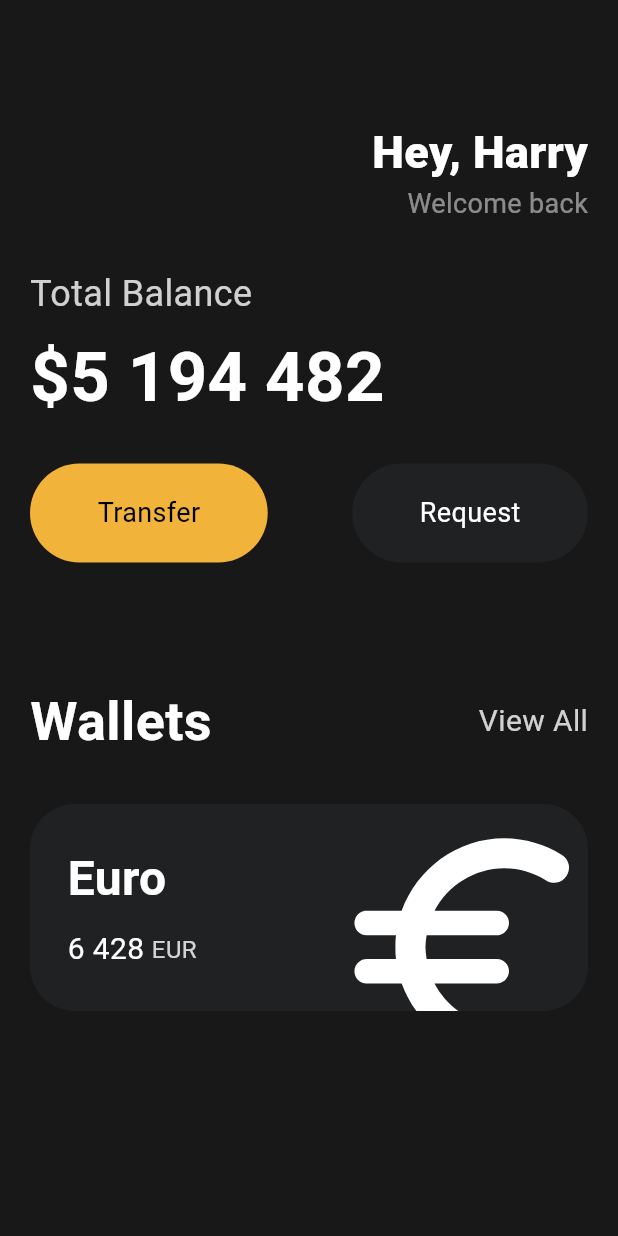
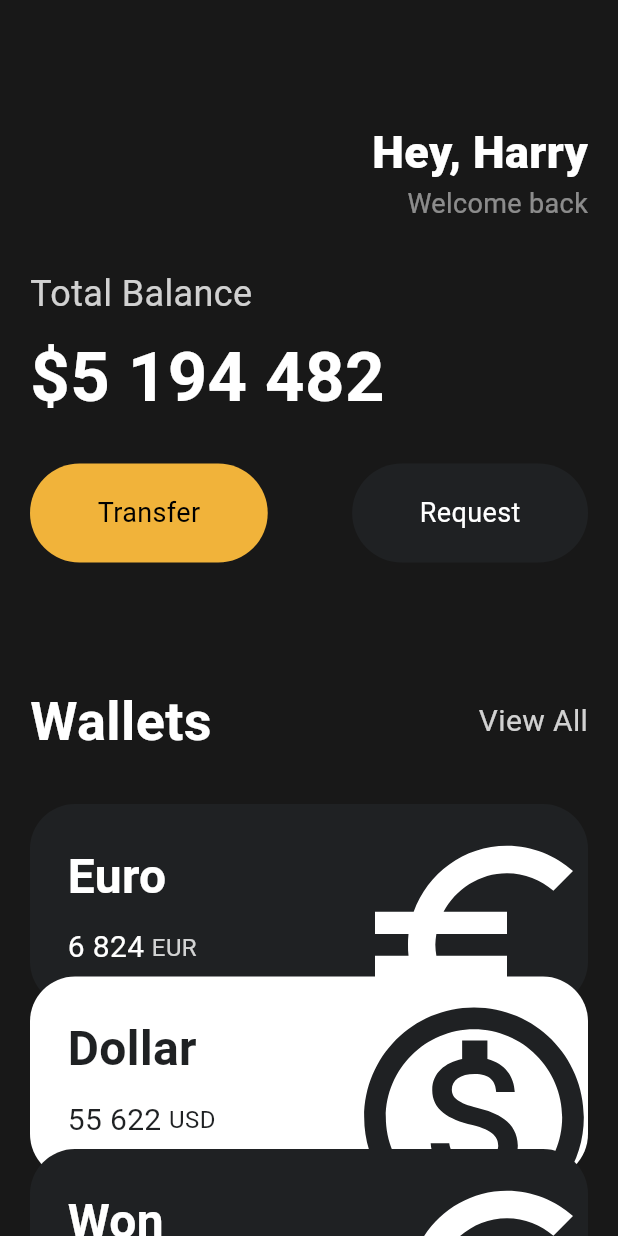
Before and after one commit to thekuhn37/flutter_UI_practice, a Flutter app: the screen it shows after launch, on a phone screen of 412 x 824 dp. Run offline on Flutter 3.47's test engine with Material 3 defaults, Android fonts, the phone set to English and light mode, and no system bars.

Commit message:
3.8 Reusable Card

```diff
--- a/lib/main.dart
+++ b/lib/main.dart
@@ -1,5 +1,6 @@
 import 'package:flutter/material.dart';
 import 'package:toonflis_flutter/widgets/button.dart';
+import 'package:toonflis_flutter/widgets/currency_card.dart';
 // 자동으로 다른 파일에 있는 클래스를 호출하기 위한 import가 작성된다.
 
 void main() {
@@ -21,7 +22,9 @@ class App extends StatelessWidget {
           backgroundColor: const Color(0xFF181818),
           // custom color 사용 시에는 Colors가 아니라 Color()로 한다.
           // 또는 Color.fromRGBO를 사용할 수 도있다. (red, green, blue, opacity)
-          body: Padding(
+          body: SingleChildScrollView(
+            // padding을 이 위젯으로 감싸주면 스크롤이 가능
+            child: Padding(
               padding: const EdgeInsets.symmetric(horizontal: 20),
               // padding: const EdgeInsets.all(20),
               // padding: const EdgeInsets.only(20),
@@ -123,67 +126,39 @@ class App extends StatelessWidget {
                   const SizedBox(
                     height: 30,
                   ),
-                Container(
-                  clipBehavior: Clip.hardEdge,
-                  decoration: BoxDecoration(
-                    color: const Color.fromRGBO(31, 33, 35, 1),
-                    borderRadius: BorderRadius.circular(30),
+                  Column(
+                    children: [
+                      const CurrencyCard(
+                        name: 'Euro',
+                        code: 'EUR',
+                        amount: '6 824',
+                        icon: Icons.euro_symbol,
+                        isInverted: false,
                       ),
-                  child: Padding(
-                    padding: const EdgeInsets.all(
-                      25,
+                      Transform.translate(
+                        offset: const Offset(0, -20),
+                        child: const CurrencyCard(
+                          name: 'Dollar',
+                          code: 'USD',
+                          amount: '55 622',
+                          icon: Icons.monetization_on_outlined,
+                          isInverted: true,
                         ),
-                    child: Row(
-                      mainAxisAlignment: MainAxisAlignment.spaceBetween,
-                      children: [
-                        Column(
-                          crossAxisAlignment: CrossAxisAlignment.start,
-                          children: [
-                            const Text(
-                              'Euro',
-                              style: TextStyle(
-                                  fontSize: 32,
-                                  fontWeight: FontWeight.w600,
-                                  color: Colors.white),
                       ),
-                            const SizedBox(height: 10),
-                            Row(
-                              children: [
-                                const Text(
-                                  '6 428',
-                                  style: TextStyle(
-                                      fontSize: 20, color: Colors.white),
-                                ),
-                                const SizedBox(width: 5),
-                                Text(
-                                  'EUR',
-                                  style: TextStyle(
-                                    fontSize: 16,
-                                    color: Colors.white.withOpacity(0.8),
+                      Transform.translate(
+                        offset: const Offset(0, -40),
+                        child: const CurrencyCard(
+                          name: 'Won',
+                          code: 'KRW',
+                          amount: '1 258 433',
+                          icon: Icons.euro_symbol,
+                          isInverted: false,
                         ),
                       ),
                     ],
                   )
                 ],
               ),
-                        const SizedBox(width: 30),
-                        Transform.scale(
-                          scale: 2.2,
-                          child: Transform.translate(
-                            offset: const Offset(-5, 12),
-                            child: const Icon(
-                              Icons.euro_rounded,
-                              color: Colors.white,
-                              size: 88,
-                              weight: 10,
-                            ),
-                          ),
-                        ),
-                      ],
-                    ),
-                  ),
-                )
-              ],
             ),
           )),
     );
--- a/lib/widgets/card.dart
+++ /dev/null
@@ -1,10 +0,0 @@
-import 'package:flutter/material.dart';
-
-class Card extends StatelessWidget {
-  const Card({super.key});
-
-  @override
-  Widget build(BuildContext context) {
-    return const Placeholder();
-  }
-}
--- /dev/null
+++ b/lib/widgets/currency_card.dart
@@ -0,0 +1,92 @@
+import 'package:flutter/material.dart';
+
+class CurrencyCard extends StatelessWidget {
+  final String name, code, amount;
+  final IconData icon;
+  final bool isInverted;
+
+// 별도의 프로퍼티로 선언하기
+  final _blackColor = const Color.fromRGBO(31, 33, 35, 1);
+
+  const CurrencyCard({
+    super.key,
+    required this.name,
+    required this.code,
+    required this.amount,
+    required this.icon,
+    required this.isInverted,
+  });
+
+  @override
+  Widget build(BuildContext context) {
+    return Container(
+      clipBehavior: Clip.hardEdge,
+      // container 내 item이 overflowe 등 할 때의 조치를 지시
+      decoration: BoxDecoration(
+        color: isInverted ? Colors.white : _blackColor,
+        // 만일 isInverted가 true라면? (?) 색깔 흰색, 이외에는(:) 검정색.
+        borderRadius: BorderRadius.circular(30),
+      ),
+      child: Padding(
+        padding: const EdgeInsets.all(
+          25,
+        ),
+        child: Row(
+          mainAxisAlignment: MainAxisAlignment.spaceBetween,
+          children: [
+            Column(
+              crossAxisAlignment: CrossAxisAlignment.start,
+              children: [
+                Text(
+                  name,
+                  style: TextStyle(
+                      fontSize: 32,
+                      fontWeight: FontWeight.w600,
+                      color: isInverted ? _blackColor : Colors.white),
+                ),
+                const SizedBox(height: 10),
+                Row(
+                  children: [
+                    Text(
+                      amount,
+                      style: TextStyle(
+                        fontSize: 20,
+                        color: isInverted ? _blackColor : Colors.white,
+                      ),
+                    ),
+                    const SizedBox(width: 5),
+                    Text(
+                      code,
+                      style: TextStyle(
+                        fontSize: 16,
+                        color: isInverted
+                            ? _blackColor
+                            : Colors.white.withOpacity(0.8),
+                      ),
+                    ),
+                  ],
+                )
+              ],
+            ),
+            const SizedBox(width: 50),
+            Transform.scale(
+              scale: 2.2,
+              child: Transform.translate(
+                offset: const Offset(
+                  -5,
+                  12,
+                ),
+                child: Icon(
+                  icon,
+                  color: isInverted ? _blackColor : Colors.white,
+                  size: 80,
+                  // weight: 10,
+                ),
+              ),
+            ),
+          ],
+        ),
+      ),
+    );
+  }
+}
```
Lines whose indentation alone changed are shown as unchanged.
